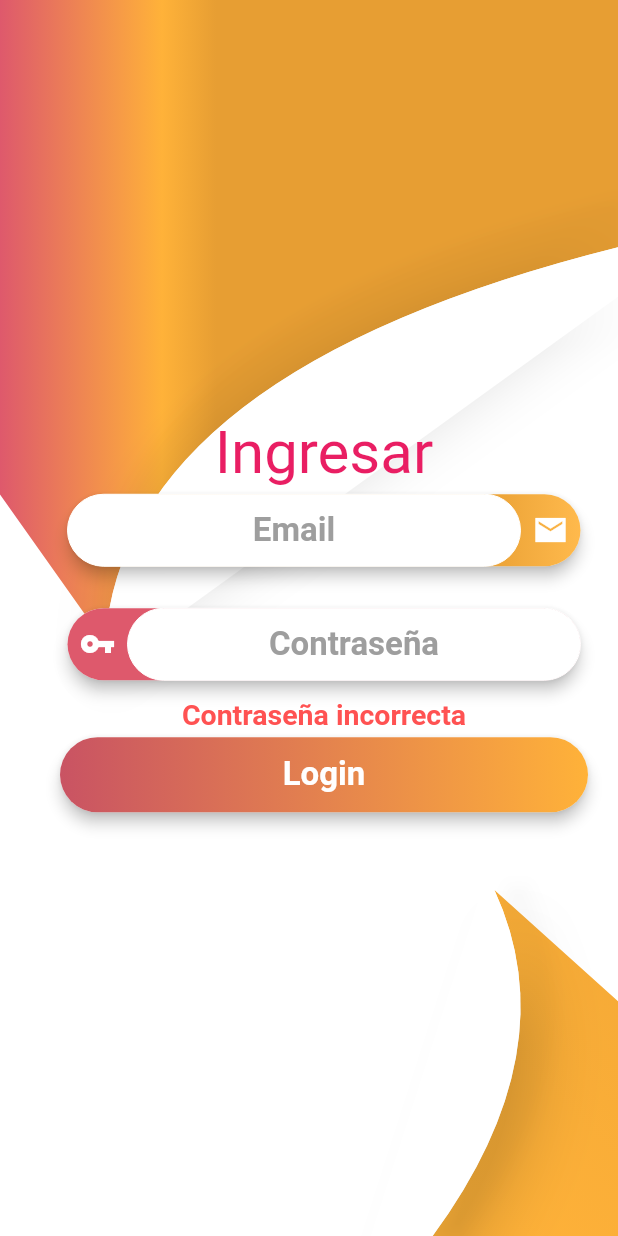
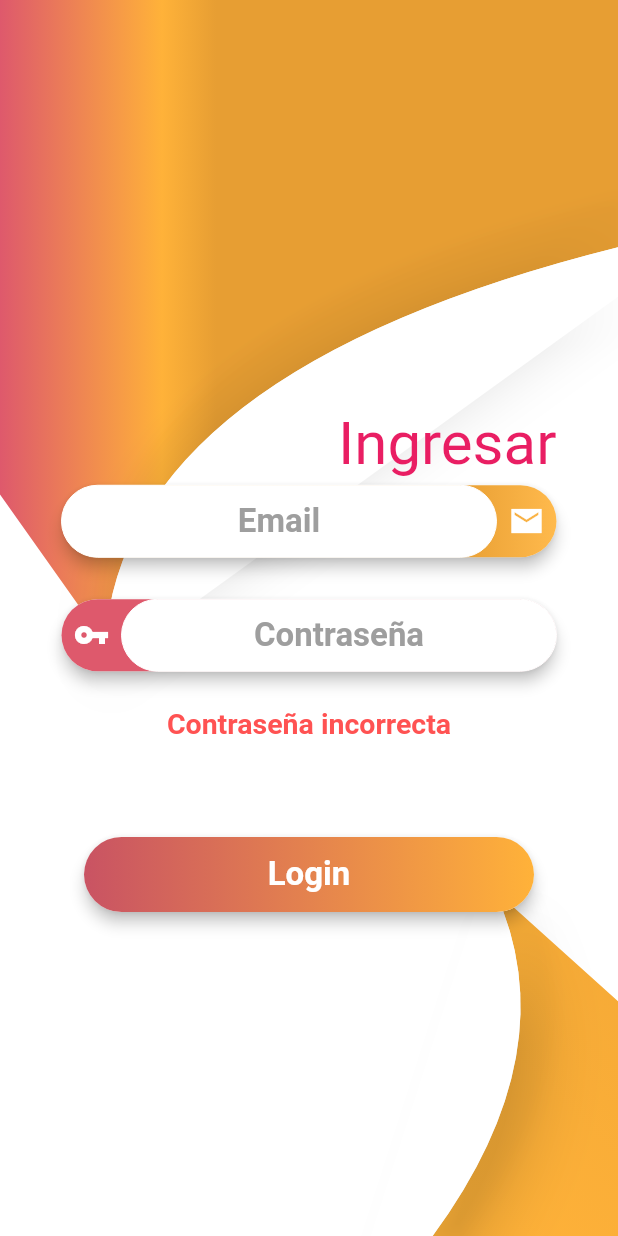
Before and after one commit to hernan74/control_usuarios, a Flutter app: the screen it shows after launch, on a phone screen of 412 x 824 dp. Run offline on Flutter 3.47's test engine with Material 2 defaults, Android fonts, the phone set to English and light mode, and no system bars; our stand-ins replace font_awesome_flutter, image_picker.

Commit message:
algunos arreglos

```diff
--- a/lib/src/pages/login_page.dart
+++ b/lib/src/pages/login_page.dart
@@ -1,3 +1,4 @@
+import 'package:control_usuarios/src/utils/size_scream_util.dart';
 import 'package:flutter/material.dart';
 
 import 'package:control_usuarios/src/helpers/import_helpers.dart';
@@ -9,7 +10,8 @@ class LoginPage extends StatelessWidget {
   @override
   Widget build(BuildContext context) {
     final size = MediaQuery.of(context).size;
-    print(size.width);
+    double anchoMaximo = sizeScreemUtil(
+        sizeActual: size.width * 90 / 100, sizeMin: 400, sizeMax: 650);
     return SafeArea(
       child: Scaffold(
           body: SingleChildScrollView(
@@ -17,18 +19,31 @@ class LoginPage extends StatelessWidget {
           width: size.width,
           height: size.height,
           child: Stack(
-            alignment: Alignment.centerRight,
+            alignment: Alignment.center,
             children: [
               FondoLoginWidget(),
-              Column(
+              Container(
+                width: anchoMaximo,
+                height: 400,
+                child: Column(
                   mainAxisAlignment: MainAxisAlignment.center,
                   crossAxisAlignment: CrossAxisAlignment.center,
                   children: [
-                  _Titulo(),
-                  _FormularioLogin(),
+                    Spacer(),
+                    _Titulo(
+                      ancho: anchoMaximo,
+                    ),
+                    _FormularioLogin(
+                      anchoCampoTexto: anchoMaximo,
+                    ),
+                    SizedBox(
+                      height: 20,
+                    ),
                     _TextoErrorAutenticacion(),
-                  _BotonLogin(size: size),
+                    Spacer(),
+                    _BotonLogin(ancho: anchoMaximo),
                   ],
+                ),
               ),
             ],
           ),
@@ -39,11 +54,16 @@ class LoginPage extends StatelessWidget {
 }
 
 class _Titulo extends StatelessWidget {
+  final double ancho;
+
+  const _Titulo({this.ancho});
   @override
   Widget build(BuildContext context) {
     return OpacityAnimation(
       duration: Duration(seconds: 1),
       child: Container(
+        width: ancho - 70,
+        alignment: Alignment.centerRight,
         child: Text(
           'Ingresar',
           style: TextStyle(
@@ -55,16 +75,15 @@ class _Titulo extends StatelessWidget {
 }
 
 class _FormularioLogin extends StatelessWidget {
+  final double anchoCampoTexto;
+
+  const _FormularioLogin({this.anchoCampoTexto});
   @override
   Widget build(BuildContext context) {
-    final width = MediaQuery.of(context).size.width;
-    return Container(
-      width: width - 60,
-      height: 140,
-      child: Column(
+    return Column(
       children: <Widget>[
         TextfieldWidget(
-            ancho: width - 70,
+          ancho: anchoCampoTexto - 70,
           icono: Icons.markunread_sharp,
           colorGradienteIconoInicio: estilo.colorPrimarioUno,
           colorGradienteIconoFin: estilo.colorPrimarioUnoGradiente,
@@ -74,7 +93,7 @@ class _FormularioLogin extends StatelessWidget {
           height: 20,
         ),
         TextfieldWidget(
-            ancho: width - 70,
+          ancho: anchoCampoTexto - 70,
           iconoIzquida: true,
           icono: Icons.vpn_key_sharp,
           colorGradienteIconoInicio: estilo.colorPrimarioDos,
@@ -83,7 +102,6 @@ class _FormularioLogin extends StatelessWidget {
           obscureText: true,
         ),
       ],
-      ),
     );
   }
 }
@@ -103,10 +121,10 @@ class _TextoErrorAutenticacion extends StatelessWidget {
 
 class _BotonLogin extends StatelessWidget {
   const _BotonLogin({
-    @required this.size,
+    @required this.ancho,
   });
 
-  final Size size;
+  final double ancho;
 
   @override
   Widget build(BuildContext context) {
@@ -116,7 +134,7 @@ class _BotonLogin extends StatelessWidget {
               color: estilo.colorTextoBoton,
               fontWeight: FontWeight.bold,
               fontSize: estilo.sizeText)),
-      ancho: size.width - 60,
+      ancho: ancho - 100,
       alto: 50,
       utilizaGradiente: true,
       colorGradienteInicio: estilo.colorPrimarioDos,
--- a/lib/src/utils/size_scream_util.dart
+++ b/lib/src/utils/size_scream_util.dart
@@ -1,3 +1,15 @@
-
+import 'package:flutter/material.dart';
 
 //Esta clase se va a utilizar para mantener un estandar en los anchos que se utilizara para el desarrollo de los sistemas
+
+double sizeScreemUtil(
+    {@required double sizeActual,
+    @required double sizeMin,
+    @required double sizeMax}) {
+  if (sizeActual < sizeMax && sizeActual > sizeMin) return sizeActual;
+
+  if (sizeActual < sizeMin)
+    return sizeMin;
+  else
+    return sizeMax;
+}
--- a/lib/src/widget/textfield_widget.dart
+++ b/lib/src/widget/textfield_widget.dart
@@ -38,18 +38,13 @@ class TextfieldWidget extends StatelessWidget {
       this.onTap});
   @override
   Widget build(BuildContext context) {
-    double actualizarAncho = this.ancho;
-    return MeasureSize(
-      onChange: (size) {
-        actualizarAncho = this.ancho;
-      },
-      child: Card(
+    return Card(
       elevation: 4,
       shape: RoundedRectangleBorder(
         borderRadius: BorderRadius.circular(50),
       ),
       child: Container(
-          width: actualizarAncho,
+        width: this.ancho,
         height: this.alto - 12,
         decoration: BoxDecoration(
           color: this.colorGradienteIconoInicio,
@@ -67,10 +62,10 @@ class TextfieldWidget extends StatelessWidget {
             if (this.iconoIzquida)
               _IconoTextfield(alto: this.alto, icono: this.icono),
             CambioSizeAnimation(
-                  sizeFinal: actualizarAncho - 40,
-                  sizeIniciar: actualizarAncho,
+                sizeFinal: this.ancho - 40,
+                sizeIniciar: this.ancho,
                 child: _CampoTexto(
-                    ancho: actualizarAncho,
+                  ancho: this.ancho,
                   hindText: this.hindText,
                   alineacionTexto: this.alineacionTexto,
                   obscureText: this.obscureText,
@@ -82,7 +77,6 @@ class TextfieldWidget extends StatelessWidget {
             if (!this.iconoIzquida)
               _IconoTextfield(alto: this.alto, icono: this.icono),
           ],
-          ),
         ),
       ),
     );
```
Lines whose indentation alone changed are shown as unchanged.
